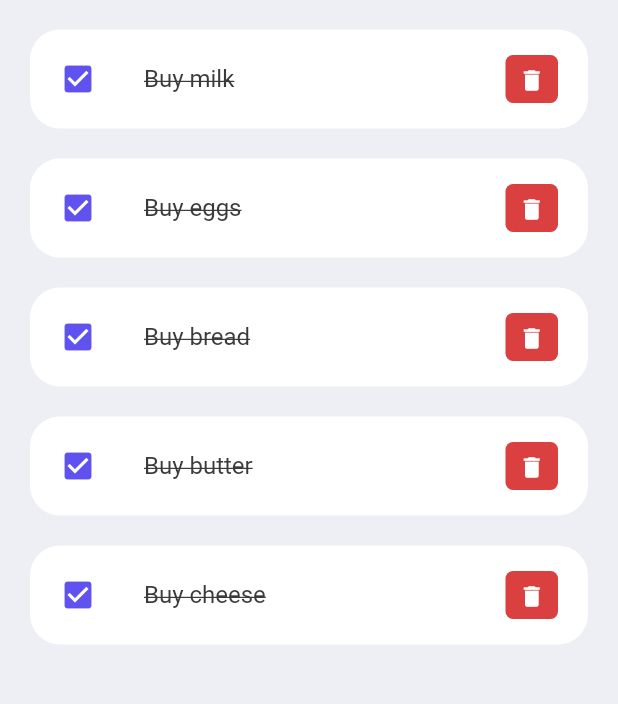
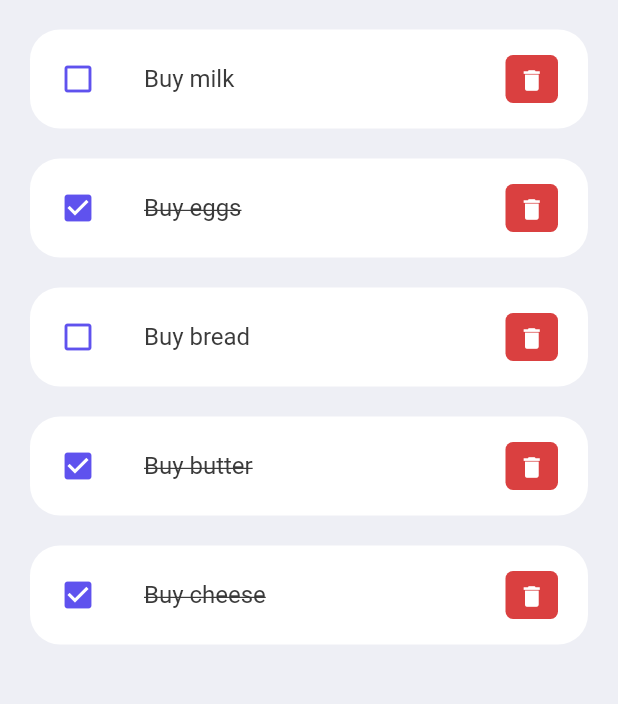
Before and after one commit to victormusembi11/flutter_todo, a Flutter app: the screen it shows after launch, on a phone screen of 412 x 824 dp, the part 314-1018 px from its top. Run offline on Flutter 3.47's test engine with Material 2 defaults, Android fonts, the phone set to English and light mode, and no system bars.

Commit message:
feat: uncheck & remove item line cross if item is not done

```diff
--- a/lib/widgets/todo_widget.dart
+++ b/lib/widgets/todo_widget.dart
@@ -20,13 +20,16 @@ class ToDoItem extends StatelessWidget {
         ),
         contentPadding: const EdgeInsets.symmetric(horizontal: 20, vertical: 5),
         tileColor: Colors.white,
-        leading: const Icon(Icons.check_box, color: tdBlue),
+        leading: Icon(
+          todo.isDone ? Icons.check_box : Icons.check_box_outline_blank,
+          color: tdBlue,
+        ),
         title: Text(
           todo.todoText!,
           style: TextStyle(
             fontSize: 16,
             color: tdBlack,
-            decoration: TextDecoration.lineThrough,
+            decoration: todo.isDone ? TextDecoration.lineThrough : null,
           ),
         ),
         trailing: Container(
```
